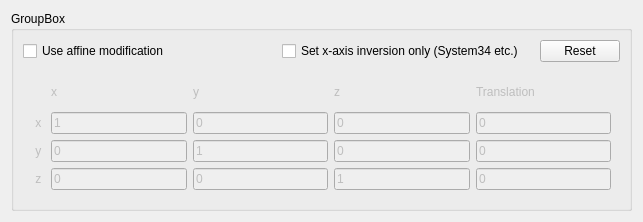
Above: UI/Affine_params.ui from MartinHvidberg/kmstrans_fra_SDFE_SEQ200131 before the change. Below: the same form after it.
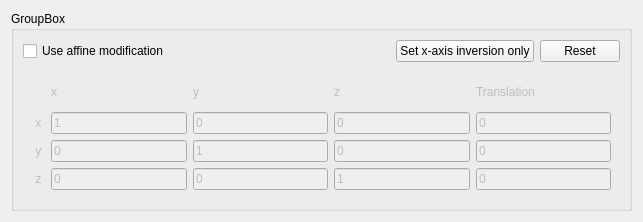
That is the form after the change.

Commit message: Naming refactor and changes to affine setup dialog

What changed in the file:
```diff
--- a/UI/Affine_params.ui
+++ b/UI/Affine_params.ui
@@ -30,9 +30,15 @@
          </widget>
         </item>
         <item>
-         <widget class="QCheckBox" name="chb_invert_x">
+         <widget class="QPushButton" name="bt_invert_x">
+          <property name="sizePolicy">
+           <sizepolicy hsizetype="Fixed" vsizetype="Fixed">
+            <horstretch>0</horstretch>
+            <verstretch>0</verstretch>
+           </sizepolicy>
+          </property>
           <property name="text">
-           <string>Set x-axis inversion only (System34 etc.)</string>
+           <string>Set x-axis inversion only</string>
           </property>
          </widget>
         </item>
```
The commit also changes 16 other files.
